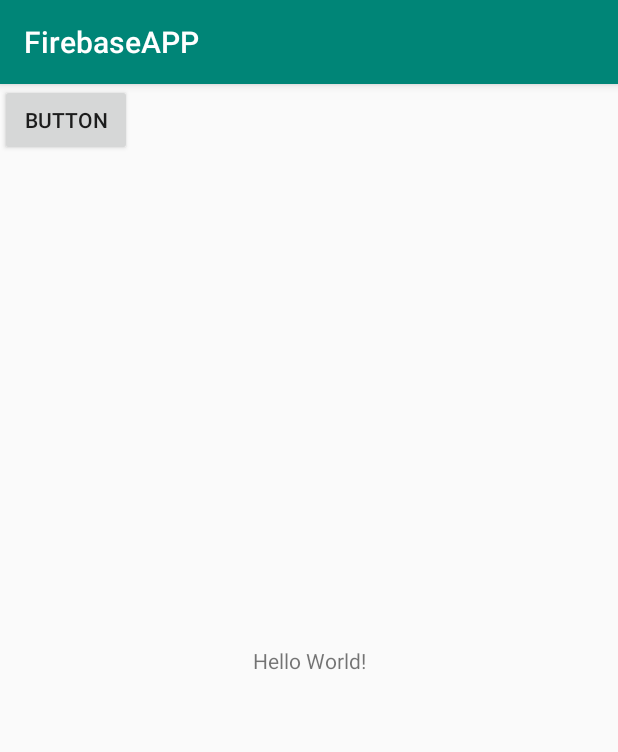
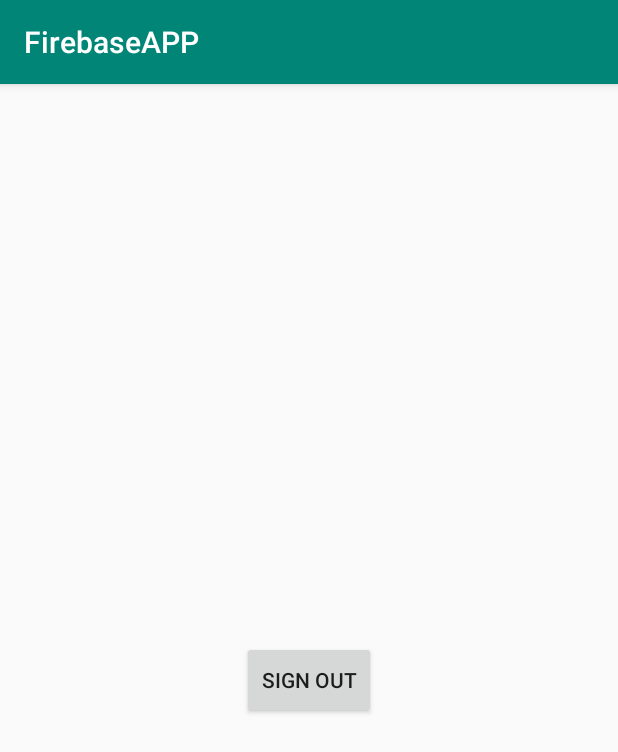
Before and after one commit to IMDMWE202-1819/firebase-application-s189994, an Android app: the MainActivity screen opened directly, with no data from a screen before it, on a phone screen of 412 x 824 dp. Shown: the top 752 px of the screen. Run offline under Robolectric (Android 15) with nearby library versions, the phone set to English and light mode, and no system bars.

Commit message:
Updates
Need to do Sign Out Button, The Dialog for Uploading, dialog for showing on map (images when you press the marker),

```diff
--- a/app/src/main/java/com/example/karina/firebaseapp/MainActivity.kt
+++ b/app/src/main/java/com/example/karina/firebaseapp/MainActivity.kt
@@ -2,11 +2,14 @@ package com.example.karina.firebaseapp
 
 import android.support.v7.app.AppCompatActivity
 import android.os.Bundle
+import kotlinx.android.synthetic.main.activity_upload.*
 
 class MainActivity : AppCompatActivity() {
 
     override fun onCreate(savedInstanceState: Bundle?) {
         super.onCreate(savedInstanceState)
         setContentView(R.layout.activity_main)
+
+        button
     }
 }
--- a/app/src/main/res/layout/activity_main.xml
+++ b/app/src/main/res/layout/activity_main.xml
@@ -7,18 +7,15 @@
         android:layout_height="match_parent"
         tools:context=".MainActivity">
 
-    <TextView
-            android:layout_width="wrap_content"
-            android:layout_height="wrap_content"
-            android:text="Hello World!"
-            app:layout_constraintBottom_toBottomOf="parent"
-            app:layout_constraintLeft_toLeftOf="parent"
-            app:layout_constraintRight_toRightOf="parent"
-            app:layout_constraintTop_toTopOf="parent"/>
     <Button
-            android:text="Button"
-            android:layout_width="wrap_content"
-            android:layout_height="wrap_content" tools:layout_editor_absoluteY="206dp"
-            tools:layout_editor_absoluteX="154dp" android:id="@+id/button3"/>
+            android:text="Sign Out"
+            android:layout_width="89dp"
+            android:layout_height="52dp"
+            android:id="@+id/SignOutButton" app:layout_constraintTop_toTopOf="parent"
+            android:layout_marginTop="8dp"
+            app:layout_constraintStart_toStartOf="parent" android:layout_marginStart="8dp"
+            android:layout_marginBottom="8dp" app:layout_constraintBottom_toBottomOf="parent"
+            app:layout_constraintVertical_bias="0.519" android:layout_marginEnd="8dp"
+            app:layout_constraintEnd_toEndOf="parent" app:layout_constraintHorizontal_bias="0.501"/>
 
 </android.support.constraint.ConstraintLayout>
```
